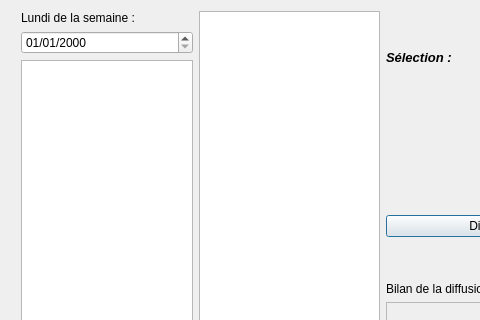
ThFeneuil/SPARK-Secretariat, file diffusionmanager.ui: the form before one commit; both pictures show x 0 to 480 and y 0 to 320 of the 670 by 463 pixel window.
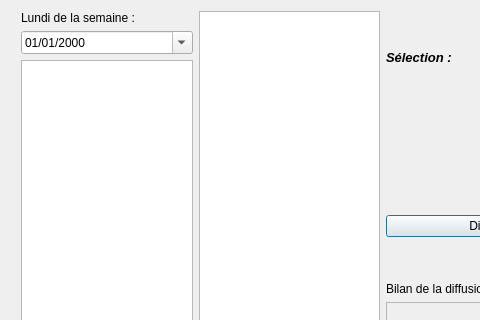
The form after the commit.

Commit message: CalendarPopup pour contourner le probleme du edit_monday

```diff
--- a/diffusionmanager.ui
+++ b/diffusionmanager.ui
@@ -43,6 +43,9 @@
        <property name="displayFormat">
         <string>dd/MM/yyyy</string>
        </property>
+       <property name="calendarPopup">
+        <bool>true</bool>
+       </property>
       </widget>
      </item>
      <item>
```
The commit also changes 1 other file.
